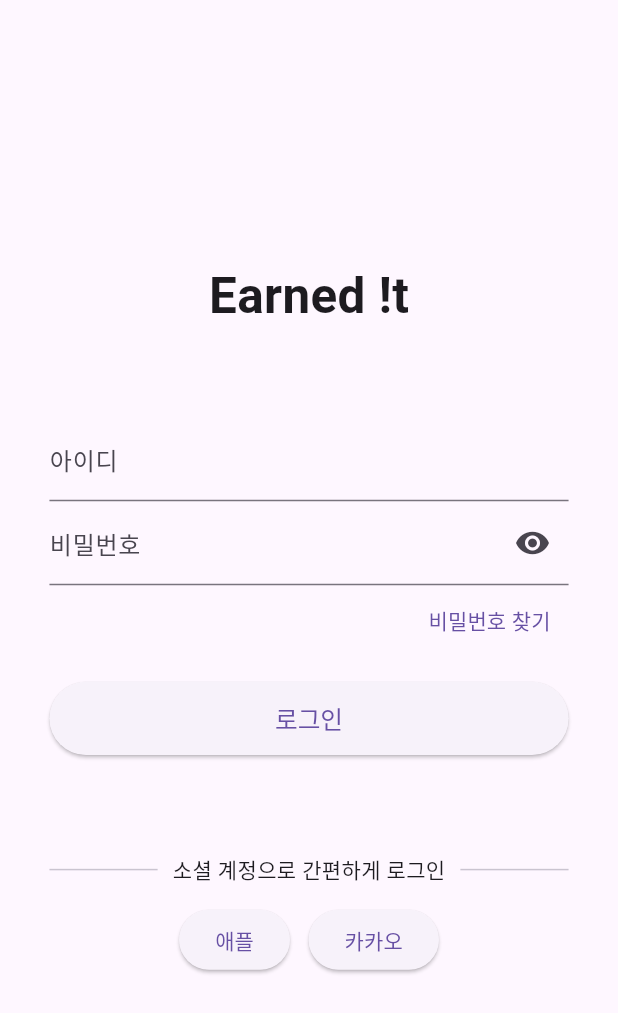
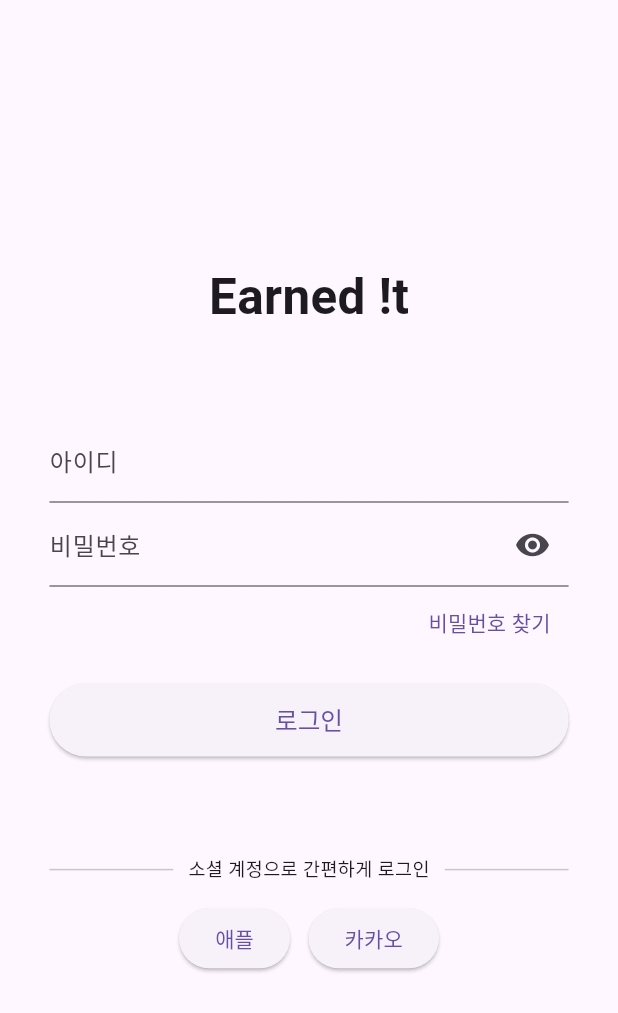
Before and after one commit to EarnedIt-team/Earned-It-Front, a Flutter app: the LoginView screen opened by its route, on a phone screen of 412 x 824 dp. Shown: the top 1013 px of the screen. Run offline on Flutter 3.47's test engine with Material 3 defaults, Android fonts, the phone set to English and light mode, and no system bars; our stand-ins replace flutter_riverpod, go_router; Roboto replaces fonts that are missing (Mainfonts).

Commit message:
[Add]: 비밀번호 찾기 View 연동 외 1 #4
- 디자인 폰트 크기 추가

```diff
--- a/lib/config/design.dart
+++ b/lib/config/design.dart
@@ -12,6 +12,9 @@ extension ContextExtension on BuildContext {
 
   // 화면 높이의 특정 비율
   double height(double percent) => screenHeight * percent;
+
+  // 작은 폰트 크기
+  double get smallFont => screenWidth * 0.03;
 
   // 보통 폰트 크기
   double get regularFont => screenWidth * 0.04;
--- a/lib/config/router_config.dart
+++ b/lib/config/router_config.dart
@@ -1,4 +1,5 @@
-import 'package:earned_it/views/login_view.dart';
+import 'package:earned_it/views/login/forgot_password_view.dart';
+import 'package:earned_it/views/login/login_view.dart';
 import 'package:earned_it/views/onboarding/onboarding_view.dart';
 import 'package:earned_it/views/sign_view.dart';
 import 'package:earned_it/views/splash_view.dart';
@@ -32,5 +33,12 @@ final GoRouter routes = GoRouter(
       path: '/login',
       builder: (BuildContext context, GoRouterState state) => const LoginView(),
     ),
+    // 비밀번호 찾기 (forgot password)
+    GoRoute(
+      path: '/forgot_password',
+      builder:
+          (BuildContext context, GoRouterState state) =>
+              const ForgotPasswordView(),
+    ),
   ],
 );
--- a/lib/views/login_view.dart
+++ b/lib/views/login/login_view.dart
@@ -1,6 +1,7 @@
 import 'package:earned_it/config/design.dart';
 import 'package:flutter/material.dart';
 import 'package:flutter_riverpod/flutter_riverpod.dart';
+import 'package:go_router/go_router.dart';
 
 class LoginView extends ConsumerStatefulWidget {
   const LoginView({super.key});
@@ -77,7 +78,9 @@ class _LoginViewState extends ConsumerState<LoginView> {
                             ),
                             // 비밀번호 찾기
                             TextButton(
-                              onPressed: () {},
+                              onPressed: () {
+                                context.push("/forgot_password");
+                              },
                               child: const Text("비밀번호 찾기"),
                             ),
                           ],
@@ -108,16 +111,21 @@ class _LoginViewState extends ConsumerState<LoginView> {
                         Column(
                           spacing: context.height(0.015),
                           children: [
-                            const Row(
+                            Row(
                               children: [
-                                Expanded(child: Divider()),
+                                const Expanded(child: Divider()),
                                 Padding(
-                                  padding: EdgeInsets.symmetric(
+                                  padding: const EdgeInsets.symmetric(
                                     horizontal: 10.0,
                                   ),
-                                  child: Text("소셜 계정으로 간편하게 로그인"),
+                                  child: Text(
+                                    "소셜 계정으로 간편하게 로그인",
+                                    style: TextStyle(
+                                      fontSize: context.smallFont,
+                                    ),
+                                  ),
                                 ),
-                                Expanded(child: Divider()),
+                                const Expanded(child: Divider()),
                               ],
                             ),
                             Row(
```
Also changed, not shown: lib/views/login/forgot_password_view.dart (added, +15 -0 lines).
